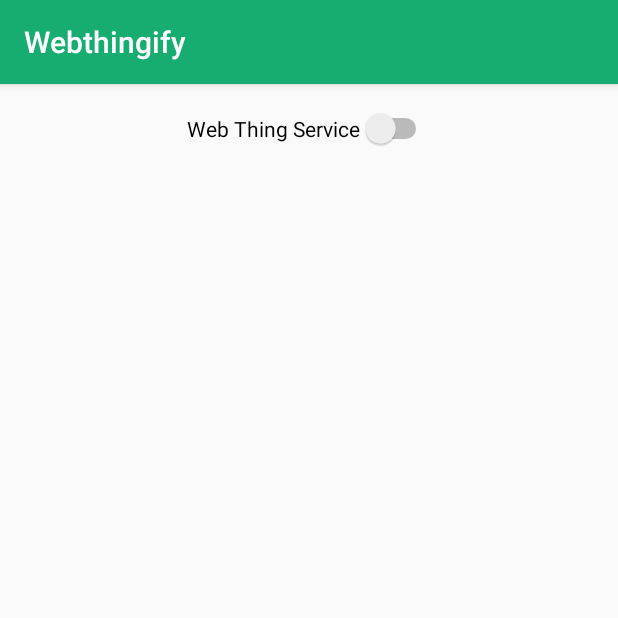
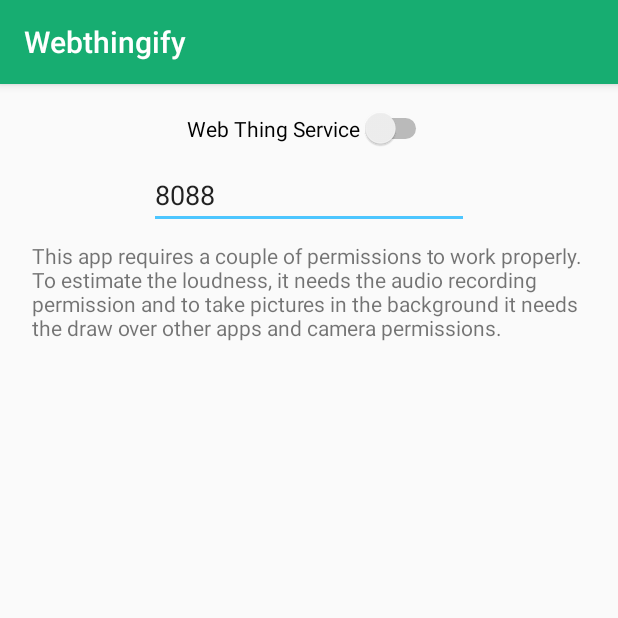
Before and after one commit to freaktechnik/Webthingify, an Android app: the screen it shows after launch (MainActivity), on a phone screen of 412 x 824 dp, the top half of it. Run offline under Robolectric (Android 15) with nearby library versions, the phone set to English and light mode, and no system bars; libraries missing offline, so code that uses them is left out: com.androidhiddencamera.

Commit message:
Add port selector

```diff
--- a/app/src/main/res/layout/activity_main.xml
+++ b/app/src/main/res/layout/activity_main.xml
@@ -13,12 +13,38 @@
         android:layout_marginTop="16dp"
         android:checked="false"
         android:enabled="true"
-        android:text="Web Thing Service"
-        android:textOff="Stopped"
-        android:textOn="Running"
+        android:text="@string/switchLabel"
         app:layout_constraintEnd_toEndOf="parent"
         app:layout_constraintHorizontal_bias="0.5"
         app:layout_constraintStart_toStartOf="parent"
         app:layout_constraintTop_toTopOf="parent" />
 
+    <TextView
+        android:id="@+id/textView"
+        android:layout_width="370dp"
+        android:layout_height="wrap_content"
+        android:layout_marginTop="8dp"
+        android:text="@string/permissionsInfo"
+        app:layout_constraintEnd_toEndOf="parent"
+        app:layout_constraintStart_toStartOf="parent"
+        app:layout_constraintTop_toBottomOf="@+id/editText2" />
+
+    <EditText
+        android:id="@+id/editText2"
+        android:layout_width="wrap_content"
+        android:layout_height="wrap_content"
+        android:layout_marginTop="8dp"
+        android:digits="0123456789"
+        android:editable="true"
+        android:ems="10"
+        android:hint="@string/portHint"
+        android:inputType="number"
+        android:maxLength="5"
+        android:numeric="integer"
+        android:text="@string/portPlaceholder"
+        app:layout_constraintEnd_toEndOf="parent"
+        app:layout_constraintHorizontal_bias="0.5"
+        app:layout_constraintStart_toStartOf="parent"
+        app:layout_constraintTop_toBottomOf="@+id/switch1" />
+
 </android.support.constraint.ConstraintLayout>
--- a/app/src/main/res/values/strings.xml
+++ b/app/src/main/res/values/strings.xml
@@ -3,7 +3,11 @@
     <string name="serviceRunning">service_running</string>
     <string name="prefsFile">be.humanoids.webthingify.SERVICE_PREFS</string>
     <string name="notifTitle">Web thing server</string>
-    <string name="notifContent">Web thing server is running</string>
+    <string name="notifContent">Web thing server is running on port %1$d</string>
     <string name="notifChannel">Web thing service</string>
     <string name="notifChannelDesc">Web thing service notifications</string>
+    <string name="switchLabel">Web Thing Service</string>
+    <string name="permissionsInfo">This app requires a couple of permissions to work properly. To estimate the loudness, it needs the audio recording permission and to take pictures in the background it needs the draw over other apps and camera permissions.</string>
+    <string name="portPlaceholder">8088</string>
+    <string name="portHint">Port</string>
 </resources>
```
Also changed, not shown: app/src/main/java/be/humanoids/webthingify/MainActivity.java (+22 -4 lines), app/src/main/java/be/humanoids/webthingify/ServerTask.java (+5 -3 lines), app/src/main/java/be/humanoids/webthingify/WebthingService.java (+7 -2 lines).
